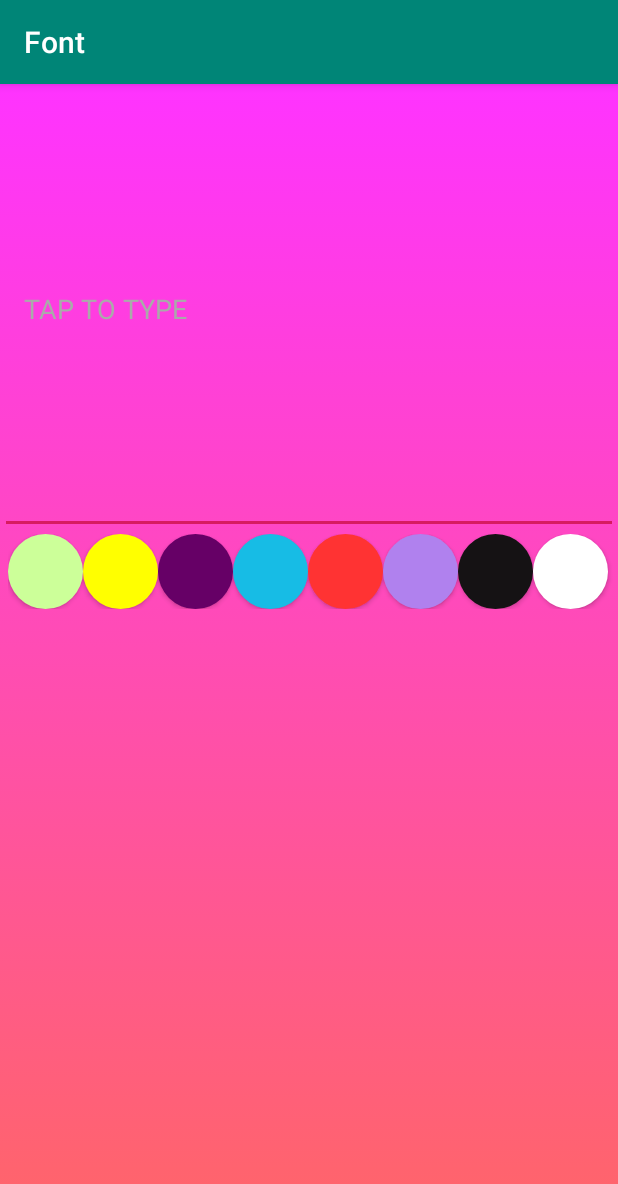
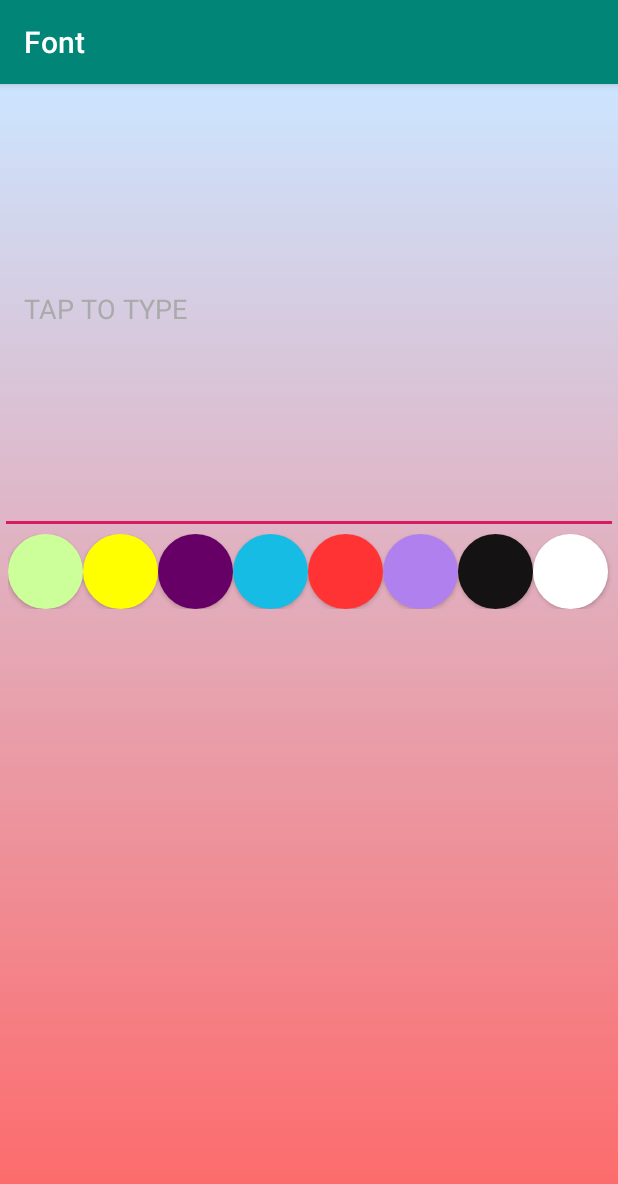
Before and after one commit to quoraboy/assignmentProject, an Android app: the screen it shows after launch (MainActivity), on a phone screen of 412 x 824 dp. Shown: the top 1184 px of the screen. Run offline under Robolectric (Android 15) with nearby library versions, the phone set to English and light mode, and no system bars; plain views replace RotatableAutofitEditText.

Commit message:
few changes commit

```diff
--- a/app/src/main/res/drawable/gradiant.xml
+++ b/app/src/main/res/drawable/gradiant.xml
@@ -8,7 +8,7 @@
 
     <shape>
 
-    <gradient android:endColor="#FF33FF"  android:startColor="#FF6666" android:angle="90"/>
+    <gradient android:endColor="#CCE5FF"  android:startColor="#FF6666" android:angle="90"/>
 
 </shape>
 
```
